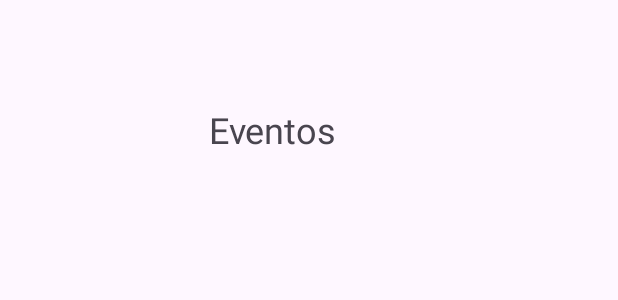
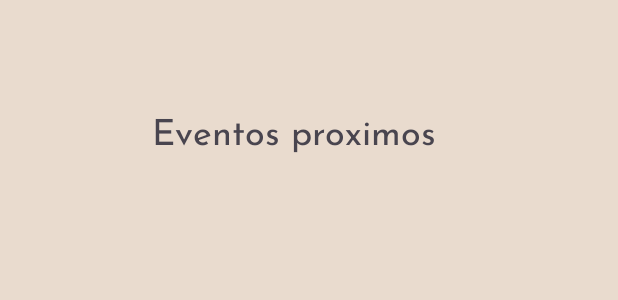
Before and after one commit to DavEd03/ControlSchool, an Android app: the layout activity_eventos.xml on its own in the app's theme, with its tools: preview values and no code run, on a phone screen of 412 x 824 dp. Shown: the top 300 px of the screen. Run offline under Robolectric (Android 15) with nearby library versions, the phone set to English and light mode, and no system bars.

Commit message:
se empezo a modificar la hoja de trabajo de eventos

```diff
--- a/app/build.gradle.kts
+++ b/app/build.gradle.kts
@@ -39,6 +39,7 @@ dependencies {
     implementation(libs.activity)
     implementation(libs.constraintlayout)
     implementation(libs.firebase.auth)
+    implementation(libs.legacy.support.v4)
     testImplementation(libs.junit)
     androidTestImplementation(libs.ext.junit)
     androidTestImplementation(libs.espresso.core)
--- a/app/src/main/res/layout/activity_calificaciones.xml
+++ b/app/src/main/res/layout/activity_calificaciones.xml
@@ -5,6 +5,7 @@
     android:id="@+id/main"
     android:layout_width="match_parent"
     android:layout_height="match_parent"
+    android:background="#E9DBCE"
     tools:context=".calificaciones">
 
     <TextView
--- a/app/src/main/res/layout/activity_doc.xml
+++ b/app/src/main/res/layout/activity_doc.xml
@@ -5,6 +5,7 @@
     android:id="@+id/main"
     android:layout_width="match_parent"
     android:layout_height="match_parent"
+    android:background="#E9DBCE"
     tools:context=".Doc">
 
     <TextView
--- a/app/src/main/res/layout/activity_eventos.xml
+++ b/app/src/main/res/layout/activity_eventos.xml
@@ -5,14 +5,16 @@
     android:id="@+id/main"
     android:layout_width="match_parent"
     android:layout_height="match_parent"
+    android:background="#E9DBCE"
     tools:context=".Eventos">
 
     <TextView
         android:id="@+id/textView10"
-        android:layout_width="146dp"
-        android:layout_height="39dp"
-        android:text="Eventos "
+        android:layout_width="284dp"
+        android:layout_height="40dp"
+        android:text="Eventos proximos"
         android:textAlignment="center"
+        android:fontFamily="@font/josefin_sans"
         android:textSize="24sp"
         app:layout_constraintBottom_toBottomOf="parent"
         app:layout_constraintEnd_toEndOf="parent"
@@ -20,4 +22,20 @@
         app:layout_constraintStart_toStartOf="parent"
         app:layout_constraintTop_toTopOf="parent"
         app:layout_constraintVertical_bias="0.089" />
+
+    <ScrollView
+        android:layout_width="224dp"
+        android:layout_height="310dp"
+        app:layout_constraintBottom_toBottomOf="parent"
+        app:layout_constraintEnd_toEndOf="parent"
+        app:layout_constraintHorizontal_bias="0.497"
+        app:layout_constraintStart_toStartOf="parent"
+        app:layout_constraintTop_toTopOf="parent"
+        app:layout_constraintVertical_bias="0.41">
+
+        <LinearLayout
+            android:layout_width="match_parent"
+            android:layout_height="wrap_content"
+            android:orientation="vertical" />
+    </ScrollView>
 </androidx.constraintlayout.widget.ConstraintLayout>
--- a/app/src/main/res/layout/activity_menu.xml
+++ b/app/src/main/res/layout/activity_menu.xml
@@ -5,6 +5,7 @@
     android:id="@+id/main"
     android:layout_width="match_parent"
     android:layout_height="match_parent"
+    android:background="#E9DBCE"
     tools:context=".Menu">
 
     <TextView
--- a/gradle/libs.versions.toml
+++ b/gradle/libs.versions.toml
@@ -9,6 +9,7 @@ activity = "1.9.2"
 constraintlayout = "2.1.4"
 googleGmsGoogleServices = "4.4.2"
 firebaseAuth = "23.0.0"
+legacySupportV4 = "1.0.0"
 
 [libraries]
 junit = { group = "junit", name = "junit", version.ref = "junit" }
@@ -19,6 +20,7 @@ material = { group = "com.google.android.material", name = "material", version.r
 activity = { group = "androidx.activity", name = "activity", version.ref = "activity" }
 constraintlayout = { group = "androidx.constraintlayout", name = "constraintlayout", version.ref = "constraintlayout" }
 firebase-auth = { group = "com.google.firebase", name = "firebase-auth", version.ref = "firebaseAuth" }
+legacy-support-v4 = { group = "androidx.legacy", name = "legacy-support-v4", version.ref = "legacySupportV4" }
 
 [plugins]
 android-application = { id = "com.android.application", version.ref = "agp" }
```
